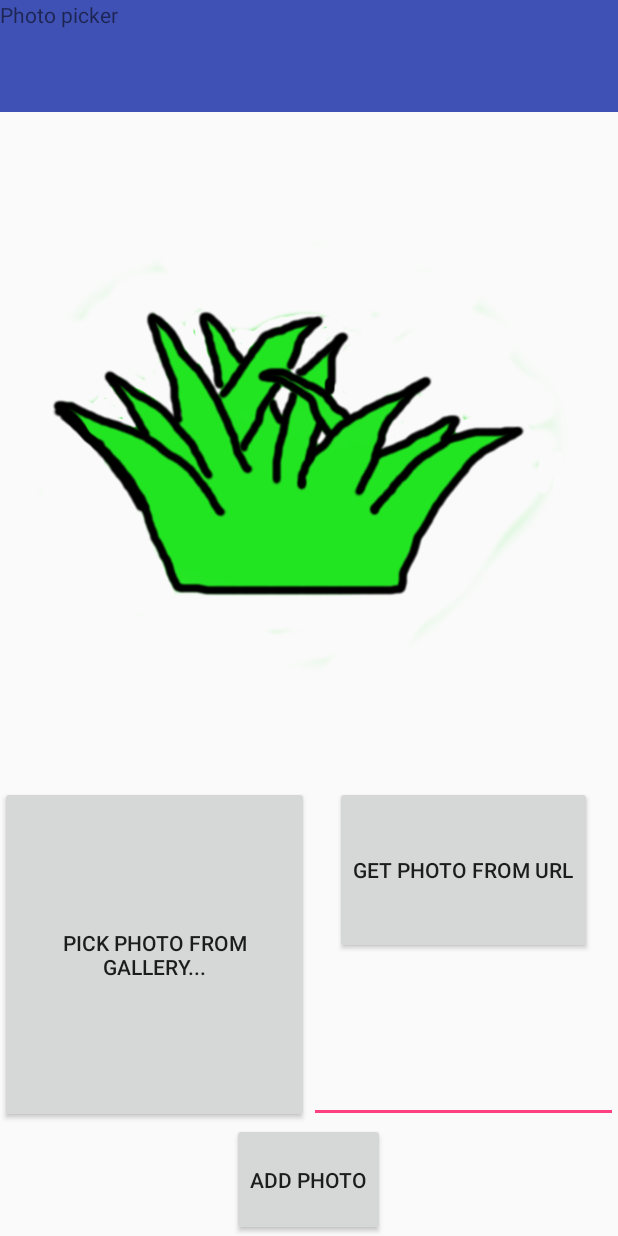
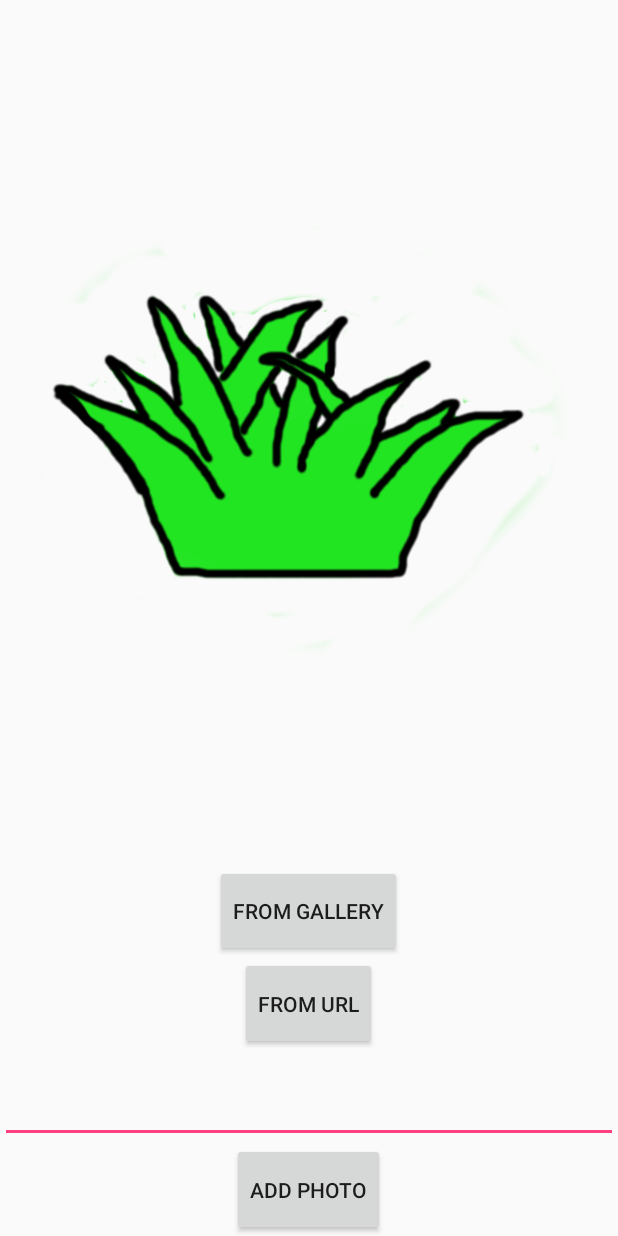
Before and after one commit to number999team/TestApp, an Android app: the screen it shows after launch (PhotoPickActivity), on a phone screen of 412 x 824 dp. Run offline under Robolectric (Android 15) with nearby library versions, the phone set to English and light mode, and no system bars.

Commit message:
add fragments in PickPhoto Activity

```diff
--- a/app/src/main/AndroidManifest.xml
+++ b/app/src/main/AndroidManifest.xml
@@ -41,7 +41,7 @@
             android:value="@integer/google_play_services_version" />
 
         <activity
-            android:name=".Activities.MapActivity"
+            android:name=".View.MapActivity"
             android:label="@string/title_activity_map"
             android:theme="@style/AppTheme.NoActionBar">
             <!--<intent-filter>-->
@@ -57,7 +57,7 @@
             android:exported="true" />
 
         <activity
-            android:name=".Activities.PhotoPickActivity"
+            android:name=".View.PhotoPickActivity"
             android:label="@string/title_activity_photo_pick"
             android:theme="@style/AppTheme.NoActionBar" >
             <intent-filter>
--- a/app/src/main/java/org/dimamir999/testapp/Activities/MapActivity.java
+++ b/app/src/main/java/org/dimamir999/testapp/View/MapActivity.java
@@ -1,4 +1,4 @@
-package org.dimamir999.testapp.Activities;
+package org.dimamir999.testapp.View;
 
 import android.app.Activity;
 import android.content.Context;
@@ -7,7 +7,6 @@ import android.location.Criteria;
 import android.location.Location;
 import android.location.LocationManager;
 import android.os.Bundle;
-import android.support.v4.app.FragmentActivity;
 import android.util.Log;
 
 import com.google.android.gms.maps.CameraUpdateFactory;
--- /dev/null
+++ b/app/src/main/java/org/dimamir999/testapp/View/PhotoFragment.java
@@ -0,0 +1,20 @@
+package org.dimamir999.testapp.View;
+
+import android.app.Fragment;
+import android.content.Context;
+import android.net.Uri;
+import android.os.Bundle;
+import android.view.LayoutInflater;
+import android.view.View;
+import android.view.ViewGroup;
+
+import org.dimamir999.testapp.R;
+
+
+public class PhotoFragment extends Fragment{
+
+    @Override
+    public View onCreateView(LayoutInflater inflater, ViewGroup container, Bundle savedInstanceState) {
+        return inflater.inflate(R.layout.fragment_photo, container, false);
+    }
+}
--- a/app/src/main/java/org/dimamir999/testapp/Activities/PhotoPickActivity.java
+++ b/app/src/main/java/org/dimamir999/testapp/View/PhotoPickActivity.java
@@ -1,15 +1,12 @@
-package org.dimamir999.testapp.Activities;
+package org.dimamir999.testapp.View;
 
+import android.app.Activity;
 import android.os.Bundle;
-import android.support.design.widget.FloatingActionButton;
-import android.support.design.widget.Snackbar;
 import android.support.v7.app.AppCompatActivity;
-import android.support.v7.widget.Toolbar;
-import android.view.View;
 
 import org.dimamir999.testapp.R;
 
-public class PhotoPickActivity extends AppCompatActivity {
+public class PhotoPickActivity extends Activity {
 
     @Override
     protected void onCreate(Bundle savedInstanceState) {
--- /dev/null
+++ b/app/src/main/java/org/dimamir999/testapp/View/PickPhotoFragment.java
@@ -0,0 +1,21 @@
+package org.dimamir999.testapp.View;
+
+import android.app.Activity;
+import android.app.Fragment;
+import android.os.Bundle;
+import android.view.LayoutInflater;
+import android.view.View;
+import android.view.ViewGroup;
+
+import org.dimamir999.testapp.R;
+
+/**
+ * Created by dimamir999 on 19.01.16.
+ */
+public class PickPhotoFragment extends Fragment{
+
+    @Override
+    public View onCreateView(LayoutInflater inflater, ViewGroup container, Bundle savedInstanceState) {
+        return inflater.inflate(R.layout.fragment_photo_picker, container, false);
+    }
+}
--- a/app/src/main/res/layout-land/activity_photo_pick.xml
+++ b/app/src/main/res/layout-land/activity_photo_pick.xml
@@ -5,43 +5,20 @@
     android:layout_width="fill_parent"
     android:layout_height="fill_parent">
 
-    <ImageView
-        android:id = "@+id/photoView"
-        android:src="@drawable/grass"
-        android:layout_width="0dp"
-        android:layout_height="wrap_content"
-        android:layout_weight="3"/>
-    <LinearLayout
-        android:orientation="vertical"
+    <fragment
+        android:name="org.dimamir999.testapp.View.PhotoFragment"
+        android:id="@id/photo_fragment"
         android:layout_width="0dp"
         android:layout_height="match_parent"
-        android:layout_weight="1">
+        android:layout_weight="6"/>
 
-        <TextView
-            android:textAlignment="center"
-            android:text="Pick photo"
-            android:layout_width="match_parent"
-            android:layout_height="wrap_content" />
+    <fragment
+        android:name="org.dimamir999.testapp.View.PickPhotoFragment"
+        android:id="@id/pick_photo_fragment"
+        android:layout_width="0dp"
+        android:layout_height="match_parent"
+        android:layout_weight="4">
+    </fragment>
 
-        <Button
-            android:text="Pick photo from gallery..."
-            android:layout_width="wrap_content"
-            android:layout_height="0dp"
-            android:layout_weight="1"
-            android:layout_gravity="center"/>
-
-        <Button
-            android:text="Get photo from URL"
-            android:layout_width="wrap_content"
-            android:layout_height="0dp"
-            android:layout_weight="1"
-            android:layout_gravity="center"/>
-
-        <EditText
-            android:layout_width="wrap_content"
-            android:layout_height="0dp"
-            android:layout_weight="1"/>
-
-    </LinearLayout>
 
 </LinearLayout>
--- a/app/src/main/res/layout/activity_photo_pick.xml
+++ b/app/src/main/res/layout/activity_photo_pick.xml
@@ -4,56 +4,20 @@
     android:orientation="vertical"
     android:layout_width="fill_parent"
     android:layout_height="fill_parent">
-    <TextView
-        android:background="@color/colorPrimary"
-        android:text="Photo picker"
+
+    <fragment
+        android:name="org.dimamir999.testapp.View.PhotoFragment"
+        android:id="@+id/photo_fragment"
         android:layout_width="match_parent"
         android:layout_height="0dp"
-        android:layout_weight="1"/>
-    <ImageView
-        android:id = "@+id/photoView"
-        android:src="@drawable/grass"
-        android:layout_width="match_parent"
-        android:layout_height="0dp"
-        android:layout_weight="6" />
-    <LinearLayout
-        android:orientation="horizontal"
+        android:layout_weight="7"/>
+
+    <fragment
+        android:name="org.dimamir999.testapp.View.PickPhotoFragment"
+        android:id="@+id/pick_photo_fragment"
         android:layout_width="match_parent"
         android:layout_height="0dp"
         android:layout_weight="3">
-        <Button
-            android:text="Pick photo from gallery..."
-            android:layout_width="0dp"
-            android:layout_height="match_parent"
-            android:layout_weight="1"
-            android:layout_gravity="center"/>
-        <LinearLayout
-            android:orientation="vertical"
-            android:layout_width="0dp"
-            android:layout_height="match_parent"
-            android:layout_weight="1"
-            android:layout_gravity="center">
-
-            <Button
-                android:text="Get photo from URL"
-                android:layout_width="wrap_content"
-                android:layout_height="0dp"
-                android:layout_weight="1"
-                android:layout_gravity="center"/>
-
-            <EditText
-                android:layout_width="match_parent"
-                android:layout_height="0dp"
-                android:layout_weight="1"/>
-        </LinearLayout>
-
-    </LinearLayout>
-
-    <Button
-        android:text="Add Photo"
-        android:layout_width="wrap_content"
-        android:layout_height="0dp"
-        android:layout_gravity="center"
-        android:layout_weight="1"/>
+    </fragment>
 
 </LinearLayout>
--- /dev/null
+++ b/app/src/main/res/layout/fragment_photo.xml
@@ -0,0 +1,13 @@
+<FrameLayout xmlns:android="http://schemas.android.com/apk/res/android"
+    xmlns:tools="http://schemas.android.com/tools"
+    android:layout_width="match_parent"
+    android:layout_height="match_parent"
+    tools:context=".View.PhotoFragment">
+
+    <ImageView
+        android:id = "@+id/photoView"
+        android:src="@drawable/grass"
+        android:layout_width="match_parent"
+        android:layout_height="match_parent" />
+
+</FrameLayout>
--- /dev/null
+++ b/app/src/main/res/layout/fragment_photo_picker.xml
@@ -0,0 +1,34 @@
+<?xml version="1.0" encoding="utf-8"?>
+<LinearLayout xmlns:android="http://schemas.android.com/apk/res/android"
+    android:orientation="vertical"
+    android:layout_width="match_parent"
+    android:layout_height="match_parent">
+
+    <Button
+        android:layout_width="wrap_content"
+        android:layout_height="0dp"
+        android:layout_gravity="center"
+        android:layout_weight="1"
+        android:text="from gallery" />
+
+    <Button
+        android:layout_width="wrap_content"
+        android:layout_height="0dp"
+        android:layout_gravity="center"
+        android:layout_weight="1"
+        android:text="from URL" />
+
+    <EditText
+        android:layout_width="match_parent"
+        android:layout_height="0dp"
+        android:layout_weight="1" />
+
+    <Button
+        android:layout_width="wrap_content"
+        android:layout_height="0dp"
+        android:layout_gravity="center"
+        android:layout_weight="1"
+        android:text="Add Photo" />
+
+
+</LinearLayout>
--- a/app/src/main/res/menu/menu_map.xml
+++ b/app/src/main/res/menu/menu_map.xml
@@ -1,7 +1,7 @@
 <menu xmlns:android="http://schemas.android.com/apk/res/android"
     xmlns:app="http://schemas.android.com/apk/res-auto"
     xmlns:tools="http://schemas.android.com/tools"
-    tools:context=".Activities.MapActivity">
+    tools:context=".View.MapActivity">
     <item
         android:id="@+id/action_settings"
         android:orderInCategory="100"
```
